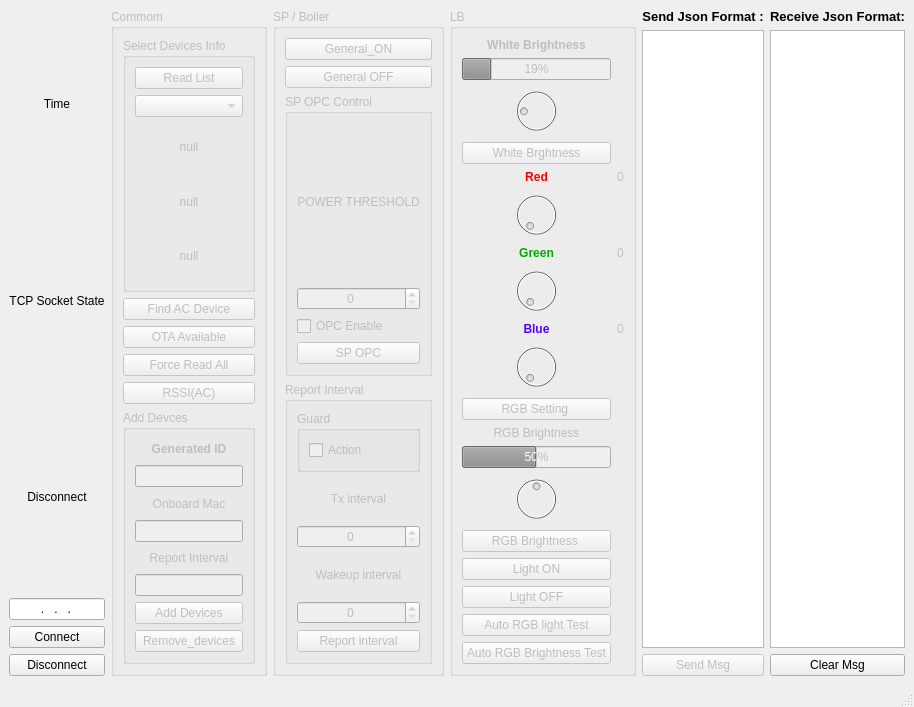
Above: UI/MainUI.ui from KeaneHuang1985/Smart_appliances_tcp_socket before the change. Below: the same form after it.
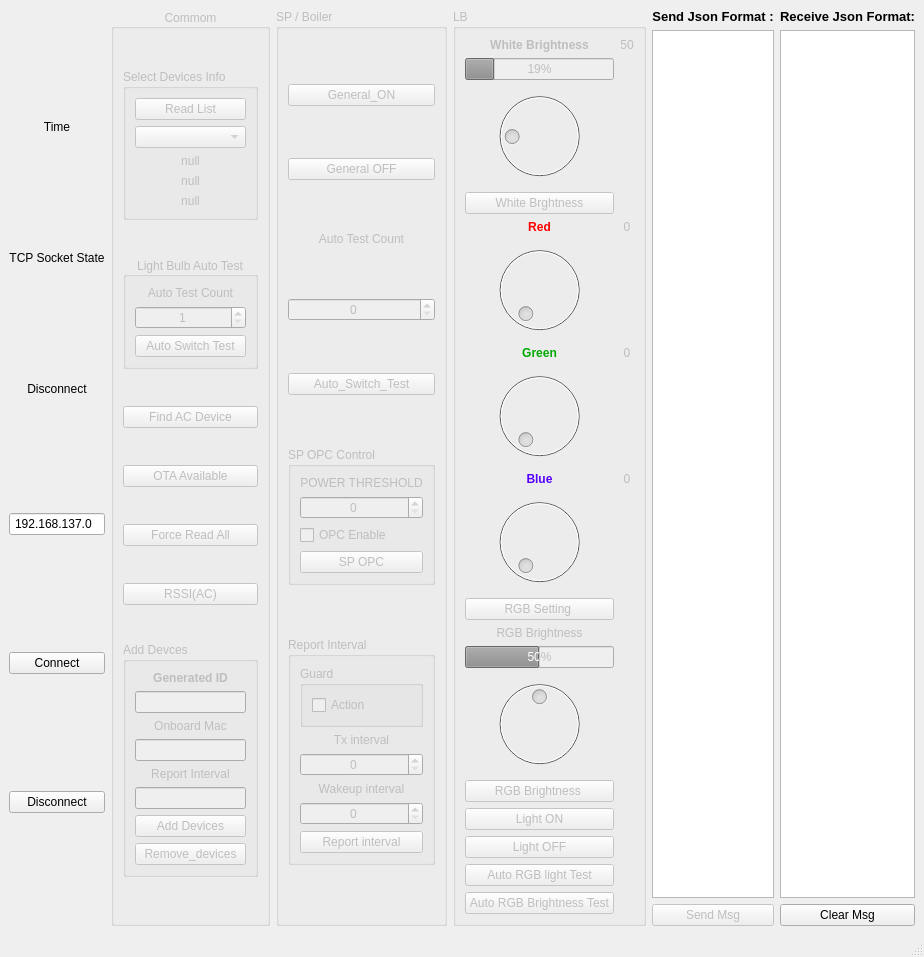
That is the form after the change.

Patch:
```diff
--- a/UI/MainUI.ui
+++ b/UI/MainUI.ui
@@ -6,8 +6,8 @@
    <rect>
     <x>0</x>
     <y>0</y>
-    <width>585</width>
-    <height>581</height>
+    <width>673</width>
+    <height>831</height>
    </rect>
   </property>
   <property name="windowTitle">
@@ -17,24 +17,10 @@
    <layout class="QHBoxLayout" name="horizontalLayout">
     <item>
      <layout class="QGridLayout" name="gridLayout">
-      <item row="4" column="0">
-       <widget class="QPushButton" name="btn_connect">
-        <property name="text">
-         <string>Connect</string>
-        </property>
-       </widget>
-      </item>
-      <item row="5" column="0">
-       <widget class="QPushButton" name="btn_close">
-        <property name="text">
-         <string>Disconnect</string>
-        </property>
-       </widget>
-      </item>
       <item row="0" column="0">
        <widget class="QLabel" name="label_Time">
         <property name="sizePolicy">
-         <sizepolicy hsizetype="Expanding" vsizetype="Preferred">
+         <sizepolicy hsizetype="Expanding" vsizetype="Fixed">
           <horstretch>0</horstretch>
           <verstretch>0</verstretch>
          </sizepolicy>
@@ -47,11 +33,44 @@
         </property>
        </widget>
       </item>
+      <item row="4" column="0">
+       <widget class="QPushButton" name="btn_connect">
+        <property name="text">
+         <string>Connect</string>
+        </property>
+       </widget>
+      </item>
       <item row="3" column="0">
        <widget class="QLineEdit" name="lineEdit">
         <property name="inputMask">
          <string>000.000.000.000</string>
         </property>
+        <property name="text">
+         <string>192.168.137.0</string>
+        </property>
+        <property name="alignment">
+         <set>Qt::AlignCenter</set>
+        </property>
+       </widget>
+      </item>
+      <item row="5" column="0">
+       <widget class="QPushButton" name="btn_close">
+        <property name="text">
+         <string>Disconnect</string>
+        </property>
+       </widget>
+      </item>
+      <item row="2" column="0">
+       <widget class="QLabel" name="label_tcp_socket_state">
+        <property name="sizePolicy">
+         <sizepolicy hsizetype="Preferred" vsizetype="Fixed">
+          <horstretch>0</horstretch>
+          <verstretch>0</verstretch>
+         </sizepolicy>
+        </property>
+        <property name="text">
+         <string>Disconnect</string>
+        </property>
         <property name="alignment">
          <set>Qt::AlignCenter</set>
         </property>
@@ -59,6 +78,12 @@
       </item>
       <item row="1" column="0">
        <widget class="QLabel" name="label">
+        <property name="sizePolicy">
+         <sizepolicy hsizetype="Preferred" vsizetype="Fixed">
+          <horstretch>0</horstretch>
+          <verstretch>0</verstretch>
+         </sizepolicy>
+        </property>
         <property name="text">
          <string>TCP Socket State</string>
         </property>
@@ -67,16 +92,6 @@
         </property>
        </widget>
       </item>
-      <item row="2" column="0">
-       <widget class="QLabel" name="label_tcp_socket_state">
-        <property name="text">
-         <string>Disconnect</string>
-        </property>
-        <property name="alignment">
-         <set>Qt::AlignCenter</set>
-        </property>
-       </widget>
-      </item>
      </layout>
     </item>
     <item>
@@ -87,9 +102,18 @@
       <property name="title">
        <string>Commom</string>
       </property>
+      <property name="alignment">
+       <set>Qt::AlignCenter</set>
+      </property>
       <layout class="QVBoxLayout" name="verticalLayout">
        <item>
         <widget class="QGroupBox" name="groupBox">
+         <property name="sizePolicy">
+          <sizepolicy hsizetype="Preferred" vsizetype="Fixed">
+           <horstretch>0</horstretch>
+           <verstretch>0</verstretch>
+          </sizepolicy>
+         </property>
          <property name="title">
           <string>Select Devices Info</string>
          </property>
@@ -147,6 +171,63 @@
          </layout>
         </widget>
        </item>
+       <item>
+        <widget class="QGroupBox" name="groupBox_5">
+         <property name="sizePolicy">
+          <sizepolicy hsizetype="Preferred" vsizetype="Fixed">
+           <horstretch>0</horstretch>
+           <verstretch>0</verstretch>
+          </sizepolicy>
+         </property>
+         <property name="title">
+          <string>Light Bulb Auto Test</string>
+         </property>
+         <property name="alignment">
+          <set>Qt::AlignCenter</set>
+         </property>
+         <layout class="QVBoxLayout" name="verticalLayout_8">
+          <item>
+           <widget class="QLabel" name="label_12">
+            <property name="sizePolicy">
+             <sizepolicy hsizetype="Preferred" vsizetype="Fixed">
+              <horstretch>0</horstretch>
+              <verstretch>0</verstretch>
+             </sizepolicy>
+            </property>
+            <property name="text">
+             <string>Auto Test Count</string>
+            </property>
+            <property name="alignment">
+             <set>Qt::AlignCenter</set>
+            </property>
+           </widget>
+          </item>
+          <item>
+           <widget class="QSpinBox" name="spinBox_LB_Count">
+            <property name="alignment">
+             <set>Qt::AlignCenter</set>
+            </property>
+            <property name="minimum">
+             <number>1</number>
+            </property>
+            <property name="maximum">
+             <number>9999</number>
+            </property>
+            <property name="value">
+             <number>1</number>
+            </property>
+           </widget>
+          </item>
+          <item>
+           <widget class="QPushButton" name="btn_auto_LB_Switch">
+            <property name="text">
+             <string>Auto Switch Test</string>
+            </property>
+           </widget>
+          </item>
+         </layout>
+        </widget>
+       </item>
        <item>
         <widget class="QPushButton" name="btn_ac_find">
          <property name="text">
@@ -180,6 +261,12 @@
          <property name="enabled">
           <bool>false</bool>
          </property>
+         <property name="sizePolicy">
+          <sizepolicy hsizetype="Preferred" vsizetype="Fixed">
+           <horstretch>0</horstretch>
+           <verstretch>0</verstretch>
+          </sizepolicy>
+         </property>
          <property name="title">
           <string>Add Devces</string>
          </property>
@@ -269,6 +356,12 @@
       <property name="enabled">
        <bool>false</bool>
       </property>
+      <property name="sizePolicy">
+       <sizepolicy hsizetype="Preferred" vsizetype="Preferred">
+        <horstretch>0</horstretch>
+        <verstretch>0</verstretch>
+       </sizepolicy>
+      </property>
       <property name="title">
        <string>SP / Boiler</string>
       </property>
@@ -287,14 +380,71 @@
          </property>
         </widget>
        </item>
+       <item>
+        <widget class="QLabel" name="label_13">
+         <property name="sizePolicy">
+          <sizepolicy hsizetype="Minimum" vsizetype="Fixed">
+           <horstretch>0</horstretch>
+           <verstretch>0</verstretch>
+          </sizepolicy>
+         </property>
+         <property name="text">
+          <string>Auto Test Count</string>
+         </property>
+         <property name="textFormat">
+          <enum>Qt::PlainText</enum>
+         </property>
+         <property name="alignment">
+          <set>Qt::AlignCenter</set>
+         </property>
+        </widget>
+       </item>
+       <item>
+        <widget class="QSpinBox" name="spinBox_sp_boiler_value">
+         <property name="sizePolicy">
+          <sizepolicy hsizetype="Preferred" vsizetype="Fixed">
+           <horstretch>0</horstretch>
+           <verstretch>0</verstretch>
+          </sizepolicy>
+         </property>
+         <property name="alignment">
+          <set>Qt::AlignCenter</set>
+         </property>
+        </widget>
+       </item>
+       <item>
+        <widget class="QPushButton" name="btn_sp_boiler_auot_Switch">
+         <property name="sizePolicy">
+          <sizepolicy hsizetype="Preferred" vsizetype="Fixed">
+           <horstretch>0</horstretch>
+           <verstretch>0</verstretch>
+          </sizepolicy>
+         </property>
+         <property name="text">
+          <string>Auto_Switch_Test</string>
+         </property>
+        </widget>
+       </item>
        <item>
         <widget class="QGroupBox" name="groupBox_2">
+         <property name="sizePolicy">
+          <sizepolicy hsizetype="Preferred" vsizetype="Fixed">
+           <horstretch>0</horstretch>
+           <verstretch>0</verstretch>
+          </sizepolicy>
+         </property>
          <property name="title">
           <string>SP OPC Control</string>
          </property>
          <layout class="QVBoxLayout" name="verticalLayout_4">
           <item>
            <widget class="QLabel" name="label_11">
+            <property name="sizePolicy">
+             <sizepolicy hsizetype="Preferred" vsizetype="Fixed">
+              <horstretch>0</horstretch>
+              <verstretch>0</verstretch>
+             </sizepolicy>
+            </property>
             <property name="text">
              <string>POWER THRESHOLD</string>
             </property>
@@ -338,18 +488,36 @@
        </item>
        <item>
         <widget class="QGroupBox" name="groupBox_3">
+         <property name="sizePolicy">
+          <sizepolicy hsizetype="Preferred" vsizetype="Fixed">
+           <horstretch>0</horstretch>
+           <verstretch>0</verstretch>
+          </sizepolicy>
+         </property>
          <property name="title">
           <string>Report Interval</string>
          </property>
          <layout class="QVBoxLayout" name="verticalLayout_5">
           <item>
            <widget class="QGroupBox" name="groupBox_4">
+            <property name="sizePolicy">
+             <sizepolicy hsizetype="Preferred" vsizetype="Fixed">
+              <horstretch>0</horstretch>
+              <verstretch>0</verstretch>
+             </sizepolicy>
+            </property>
             <property name="title">
              <string>Guard</string>
             </property>
             <layout class="QVBoxLayout" name="verticalLayout_6">
              <item>
               <widget class="QCheckBox" name="cb_Action">
+               <property name="sizePolicy">
+                <sizepolicy hsizetype="Preferred" vsizetype="Fixed">
+                 <horstretch>0</horstretch>
+                 <verstretch>0</verstretch>
+                </sizepolicy>
+               </property>
                <property name="text">
                 <string>Action</string>
                </property>
@@ -360,6 +528,12 @@
           </item>
           <item>
            <widget class="QLabel" name="label_7">
+            <property name="sizePolicy">
+             <sizepolicy hsizetype="Preferred" vsizetype="Fixed">
+              <horstretch>0</horstretch>
+              <verstretch>0</verstretch>
+             </sizepolicy>
+            </property>
             <property name="text">
              <string>Tx interval</string>
             </property>
@@ -380,6 +554,12 @@
           </item>
           <item>
            <widget class="QLabel" name="label_8">
+            <property name="sizePolicy">
+             <sizepolicy hsizetype="Preferred" vsizetype="Fixed">
+              <horstretch>0</horstretch>
+              <verstretch>0</verstretch>
+             </sizepolicy>
+            </property>
             <property name="text">
              <string>Wakeup interval</string>
             </property>
@@ -416,71 +596,66 @@
       <property name="enabled">
        <bool>false</bool>
       </property>
+      <property name="sizePolicy">
+       <sizepolicy hsizetype="Preferred" vsizetype="Fixed">
+        <horstretch>0</horstretch>
+        <verstretch>0</verstretch>
+       </sizepolicy>
+      </property>
       <property name="title">
        <string>LB</string>
       </property>
       <layout class="QGridLayout" name="gridLayout_5">
-       <item row="13" column="1">
-        <widget class="QLabel" name="label_blue_val">
+       <item row="0" column="0">
+        <widget class="QLabel" name="label_10">
          <property name="text">
-          <string>0</string>
+          <string>&lt;html&gt;&lt;head/&gt;&lt;body&gt;&lt;p align=&quot;center&quot;&gt;&lt;span style=&quot; font-weight:600;&quot;&gt;White Brightness&lt;/span&gt;&lt;/p&gt;&lt;/body&gt;&lt;/html&gt;</string>
          </property>
          <property name="alignment">
           <set>Qt::AlignCenter</set>
          </property>
         </widget>
        </item>
-       <item row="23" column="0">
-        <widget class="QDial" name="dial_rgb_br">
-         <property name="maximum">
-          <number>100</number>
-         </property>
-         <property name="value">
-          <number>50</number>
-         </property>
-        </widget>
-       </item>
        <item row="8" column="0">
+        <widget class="QDial" name="dial_br">
+         <property name="sizePolicy">
+          <sizepolicy hsizetype="Preferred" vsizetype="Minimum">
+           <horstretch>0</horstretch>
+           <verstretch>0</verstretch>
+          </sizepolicy>
+         </property>
+         <property name="minimum">
+          <number>0</number>
+         </property>
+         <property name="maximum">
+          <number>255</number>
+         </property>
+         <property name="value">
+          <number>50</number>
+         </property>
+        </widget>
+       </item>
+       <item row="9" column="0">
         <widget class="QPushButton" name="btn_lb_white_brghtness">
          <property name="text">
           <string>White Brghtness</string>
          </property>
         </widget>
        </item>
-       <item row="22" column="0">
-        <widget class="QProgressBar" name="lb_pb_rgbbrightness">
-         <property name="value">
-          <number>50</number>
-         </property>
-         <property name="alignment">
-          <set>Qt::AlignCenter</set>
-         </property>
-        </widget>
-       </item>
        <item row="10" column="0">
-        <widget class="QDial" name="dial_red">
-         <property name="minimum">
-          <number>0</number>
-         </property>
-         <property name="maximum">
-          <number>255</number>
-         </property>
-        </widget>
-       </item>
-       <item row="13" column="0">
-        <widget class="QLabel" name="label_blue">
+        <widget class="QLabel" name="label_red">
          <property name="text">
-          <string>&lt;html&gt;&lt;head/&gt;&lt;body&gt;&lt;p&gt;&lt;span style=&quot; font-weight:600; color:#5500ff;&quot;&gt;Blue&lt;/span&gt;&lt;/p&gt;&lt;/body&gt;&lt;/html&gt;</string>
+          <string>&lt;html&gt;&lt;head/&gt;&lt;body&gt;&lt;p&gt;&lt;span style=&quot; font-weight:600; color:#ff0000;&quot;&gt;Red&lt;/span&gt;&lt;/p&gt;&lt;/body&gt;&lt;/html&gt;</string>
          </property>
          <property name="alignment">
           <set>Qt::AlignCenter</set>
          </property>
         </widget>
        </item>
-       <item row="0" column="0">
-        <widget class="QLabel" name="label_10">
+       <item row="0" column="1">
+        <widget class="QLabel" name="label_white_br">
          <property name="text">
-          <string>&lt;html&gt;&lt;head/&gt;&lt;body&gt;&lt;p align=&quot;center&quot;&gt;&lt;span style=&quot; font-weight:600;&quot;&gt;White Brightness&lt;/span&gt;&lt;/p&gt;&lt;/body&gt;&lt;/html&gt;</string>
+          <string>50</string>
          </property>
          <property name="alignment">
           <set>Qt::AlignCenter</set>
@@ -509,8 +684,8 @@
          </property>
         </widget>
        </item>
-       <item row="11" column="1">
-        <widget class="QLabel" name="label_green_val">
+       <item row="10" column="1">
+        <widget class="QLabel" name="label_red_val">
          <property name="text">
           <string>0</string>
          </property>
@@ -520,26 +695,40 @@
         </widget>
        </item>
        <item row="11" column="0">
+        <widget class="QDial" name="dial_red">
+         <property name="minimum">
+          <number>0</number>
+         </property>
+         <property name="maximum">
+          <number>255</number>
+         </property>
+        </widget>
+       </item>
+       <item row="12" column="0">
         <widget class="QLabel" name="label_green">
          <property name="text">
           <string>&lt;html&gt;&lt;head/&gt;&lt;body&gt;&lt;p align=&quot;center&quot;&gt;&lt;span style=&quot; font-weight:600; color:#00aa00;&quot;&gt;Green&lt;/span&gt;&lt;/p&gt;&lt;/body&gt;&lt;/html&gt;</string>
          </property>
         </widget>
        </item>
-       <item row="7" column="0">
-        <widget class="QDial" name="dial_br">
-         <property name="minimum">
-          <number>0</number>
+       <item row="33" column="0">
+        <widget class="QPushButton" name="btn_auto_rgb_br_test">
+         <property name="text">
+          <string>Auto RGB Brightness Test</string>
          </property>
-         <property name="maximum">
-          <number>255</number>
+        </widget>
+       </item>
+       <item row="14" column="0">
+        <widget class="QLabel" name="label_blue">
+         <property name="text">
+          <string>&lt;html&gt;&lt;head/&gt;&lt;body&gt;&lt;p&gt;&lt;span style=&quot; font-weight:600; color:#5500ff;&quot;&gt;Blue&lt;/span&gt;&lt;/p&gt;&lt;/body&gt;&lt;/html&gt;</string>
          </property>
-         <property name="value">
-          <number>50</number>
+         <property name="alignment">
+          <set>Qt::AlignCenter</set>
          </property>
         </widget>
        </item>
-       <item row="21" column="0">
+       <item row="22" column="0">
         <widget class="QLabel" name="label_9">
          <property name="text">
           <string>RGB Brightness</string>
@@ -549,8 +738,18 @@
          </property>
         </widget>
        </item>
-       <item row="9" column="1">
-        <widget class="QLabel" name="label_red_val">
+       <item row="24" column="0">
+        <widget class="QDial" name="dial_rgb_br">
+         <property name="maximum">
+          <number>100</number>
+         </property>
+         <property name="value">
+          <number>50</number>
+         </property>
+        </widget>
+       </item>
+       <item row="14" column="1">
+        <widget class="QLabel" name="label_blue_val">
          <property name="text">
           <string>0</string>
          </property>
@@ -559,38 +758,14 @@
          </property>
         </widget>
        </item>
-       <item row="9" column="0">
-        <widget class="QLabel" name="label_red">
-         <property name="text">
-          <string>&lt;html&gt;&lt;head/&gt;&lt;body&gt;&lt;p&gt;&lt;span style=&quot; font-weight:600; color:#ff0000;&quot;&gt;Red&lt;/span&gt;&lt;/p&gt;&lt;/body&gt;&lt;/html&gt;</string>
-         </property>
-         <property name="alignment">
-          <set>Qt::AlignCenter</set>
-         </property>
-        </widget>
-       </item>
-       <item row="19" column="0">
+       <item row="20" column="0">
         <widget class="QPushButton" name="btn_lb_rgb_light_setting">
          <property name="text">
           <string>RGB Setting </string>
          </property>
         </widget>
        </item>
-       <item row="14" column="0">
-        <widget class="QDial" name="dial_blue">
-         <property name="maximum">
-          <number>255</number>
-         </property>
-        </widget>
-       </item>
-       <item row="12" column="0">
-        <widget class="QDial" name="dial_green">
-         <property name="maximum">
-          <number>255</number>
-         </property>
-        </widget>
-       </item>
-       <item row="24" column="0">
+       <item row="25" column="0">
         <widget class="QPushButton" name="btn_lb_rgb_brightness">
          <property name="text">
           <string>RGB Brightness </string>
@@ -598,38 +773,64 @@
         </widget>
        </item>
        <item row="30" column="0">
-        <widget class="QPushButton" name="btn_lb_light_off">
-         <property name="text">
-          <string>Light OFF</string>
-         </property>
-        </widget>
-       </item>
-       <item row="29" column="0">
         <widget class="QPushButton" name="btn_lb_light_on">
          <property name="text">
           <string>Light ON</string>
          </property>
         </widget>
        </item>
+       <item row="12" column="1">
+        <widget class="QLabel" name="label_green_val">
+         <property name="text">
+          <string>0</string>
+         </property>
+         <property name="alignment">
+          <set>Qt::AlignCenter</set>
+         </property>
+        </widget>
+       </item>
+       <item row="13" column="0">
+        <widget class="QDial" name="dial_green">
+         <property name="maximum">
+          <number>255</number>
+         </property>
+        </widget>
+       </item>
+       <item row="15" column="0">
+        <widget class="QDial" name="dial_blue">
+         <property name="maximum">
+          <number>255</number>
+         </property>
+        </widget>
+       </item>
+       <item row="23" column="0">
+        <widget class="QProgressBar" name="lb_pb_rgbbrightness">
+         <property name="value">
+          <number>50</number>
+         </property>
+         <property name="alignment">
+          <set>Qt::AlignCenter</set>
+         </property>
+        </widget>
+       </item>
        <item row="32" column="0">
-        <widget class="QPushButton" name="btn_auto_rgb_br_test">
-         <property name="text">
-          <string>Auto RGB Brightness Test</string>
-         </property>
-        </widget>
-       </item>
-       <item row="31" column="0">
         <widget class="QPushButton" name="btn_auto_rgb_test">
          <property name="text">
           <string>Auto RGB light Test</string>
          </property>
         </widget>
        </item>
+       <item row="31" column="0">
+        <widget class="QPushButton" name="btn_lb_light_off">
+         <property name="text">
+          <string>Light OFF</string>
+         </property>
+        </widget>
+       </item>
       </layout>
       <zorder>label_10</zorder>
       <zorder>btn_lb_light_on</zorder>
       <zorder>btn_lb_rgb_light_setting</zorder>
-      <zorder>btn_lb_light_off</zorder>
       <zorder>label_red</zorder>
       <zorder>label_green</zorder>
       <zorder>label_blue</zorder>
@@ -646,8 +847,10 @@
       <zorder>lb_pb_rgbbrightness</zorder>
       <zorder>label_9</zorder>
       <zorder>btn_lb_rgb_brightness</zorder>
-      <zorder>btn_auto_rgb_br_test</zorder>
+      <zorder>label_white_br</zorder>
       <zorder>btn_auto_rgb_test</zorder>
+      <zorder>btn_auto_rgb_br_test</zorder>
+      <zorder>btn_lb_light_off</zorder>
      </widget>
     </item>
     <item>
@@ -655,17 +858,16 @@
     </item>
     <item>
      <layout class="QGridLayout" name="gridLayout_2">
-      <item row="2" column="1">
-       <widget class="QLabel" name="label_4">
-        <property name="text">
-         <string>&lt;html&gt;&lt;head/&gt;&lt;body&gt;&lt;p align=&quot;center&quot;&gt;&lt;span style=&quot; font-size:10pt; font-weight:600;&quot;&gt;Receive Json Format:&lt;/span&gt;&lt;/p&gt;&lt;/body&gt;&lt;/html&gt;</string>
-        </property>
-       </widget>
+      <item row="3" column="0">
+       <widget class="QTextEdit" name="textEdit_send"/>
       </item>
-      <item row="2" column="0">
-       <widget class="QLabel" name="label_3">
+      <item row="4" column="0">
+       <widget class="QPushButton" name="btn_send_json">
+        <property name="enabled">
+         <bool>false</bool>
+        </property>
         <property name="text">
-         <string>&lt;html&gt;&lt;head/&gt;&lt;body&gt;&lt;p align=&quot;center&quot;&gt;&lt;span style=&quot; font-size:10pt; font-weight:600;&quot;&gt;Send Json Format :&lt;/span&gt;&lt;/p&gt;&lt;/body&gt;&lt;/html&gt;</string>
+         <string>Send Msg</string>
         </property>
        </widget>
       </item>
@@ -676,9 +878,6 @@
         </property>
        </widget>
       </item>
-      <item row="3" column="0">
-       <widget class="QTextEdit" name="textEdit_send"/>
-      </item>
       <item row="4" column="1">
        <widget class="QPushButton" name="btn_clear">
         <property name="text">
@@ -686,13 +885,17 @@
         </property>
        </widget>
       </item>
-      <item row="4" column="0">
-       <widget class="QPushButton" name="btn_send_json">
-        <property name="enabled">
-         <bool>false</bool>
+      <item row="2" column="1">
+       <widget class="QLabel" name="label_4">
+        <property name="text">
+         <string>&lt;html&gt;&lt;head/&gt;&lt;body&gt;&lt;p align=&quot;center&quot;&gt;&lt;span style=&quot; font-size:10pt; font-weight:600;&quot;&gt;Receive Json Format:&lt;/span&gt;&lt;/p&gt;&lt;/body&gt;&lt;/html&gt;</string>
         </property>
+       </widget>
+      </item>
+      <item row="2" column="0">
+       <widget class="QLabel" name="label_3">
         <property name="text">
-         <string>Send Msg</string>
+         <string>&lt;html&gt;&lt;head/&gt;&lt;body&gt;&lt;p align=&quot;center&quot;&gt;&lt;span style=&quot; font-size:10pt; font-weight:600;&quot;&gt;Send Json Format :&lt;/span&gt;&lt;/p&gt;&lt;/body&gt;&lt;/html&gt;</string>
         </property>
        </widget>
       </item>
```
